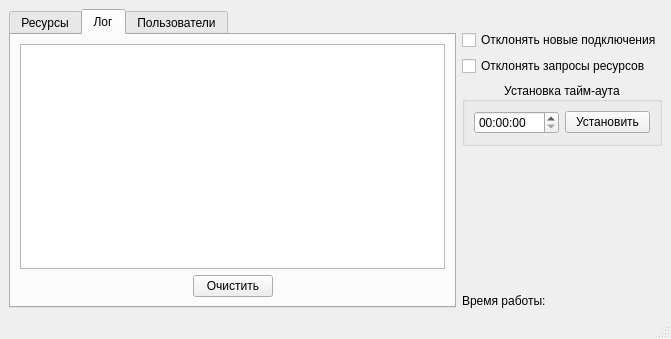
Qt form mainwindow.ui (touch-my-tralala/test_server) before a commit.
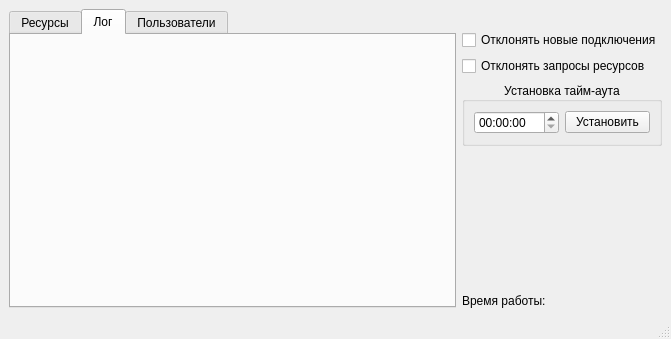
The same form after that commit. The open tabs and pages were chosen to show the change.

Patch:
```diff
--- a/mainwindow.ui
+++ b/mainwindow.ui
@@ -93,48 +93,7 @@
          </attribute>
          <layout class="QVBoxLayout" name="verticalLayout_9">
           <item>
-           <layout class="QVBoxLayout" name="verticalLayout_6">
-            <item>
-             <widget class="QTextBrowser" name="logTextBrowser"/>
-            </item>
-            <item>
-             <layout class="QHBoxLayout" name="horizontalLayout_5">
-              <item>
-               <spacer name="horizontalSpacer_3">
-                <property name="orientation">
-                 <enum>Qt::Horizontal</enum>
-                </property>
-                <property name="sizeHint" stdset="0">
-                 <size>
-                  <width>40</width>
-                  <height>20</height>
-                 </size>
-                </property>
-               </spacer>
-              </item>
-              <item>
-               <widget class="QPushButton" name="pushButton">
-                <property name="text">
-                 <string>Очистить</string>
-                </property>
-               </widget>
-              </item>
-              <item>
-               <spacer name="horizontalSpacer_4">
-                <property name="orientation">
-                 <enum>Qt::Horizontal</enum>
-                </property>
-                <property name="sizeHint" stdset="0">
-                 <size>
-                  <width>40</width>
-                  <height>20</height>
-                 </size>
-                </property>
-               </spacer>
-              </item>
-             </layout>
-            </item>
-           </layout>
+           <layout class="QVBoxLayout" name="loggerLayout"/>
           </item>
          </layout>
         </widget>
```
Left out of the diff: 2 changed lines with no effect on the pictures.
